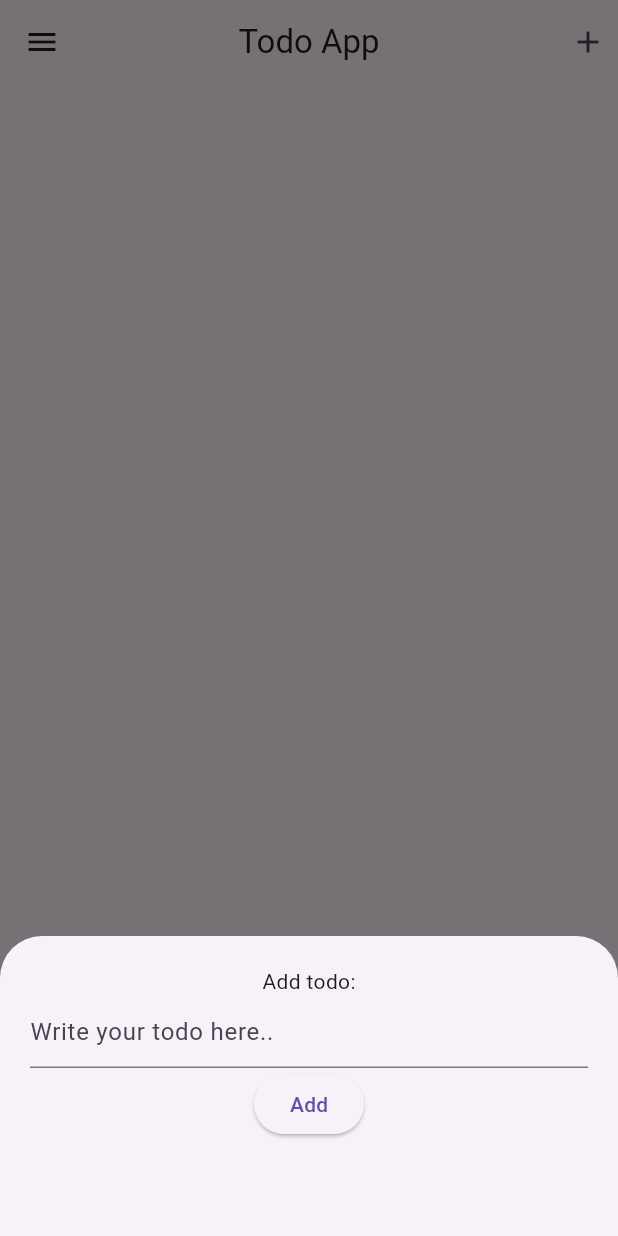
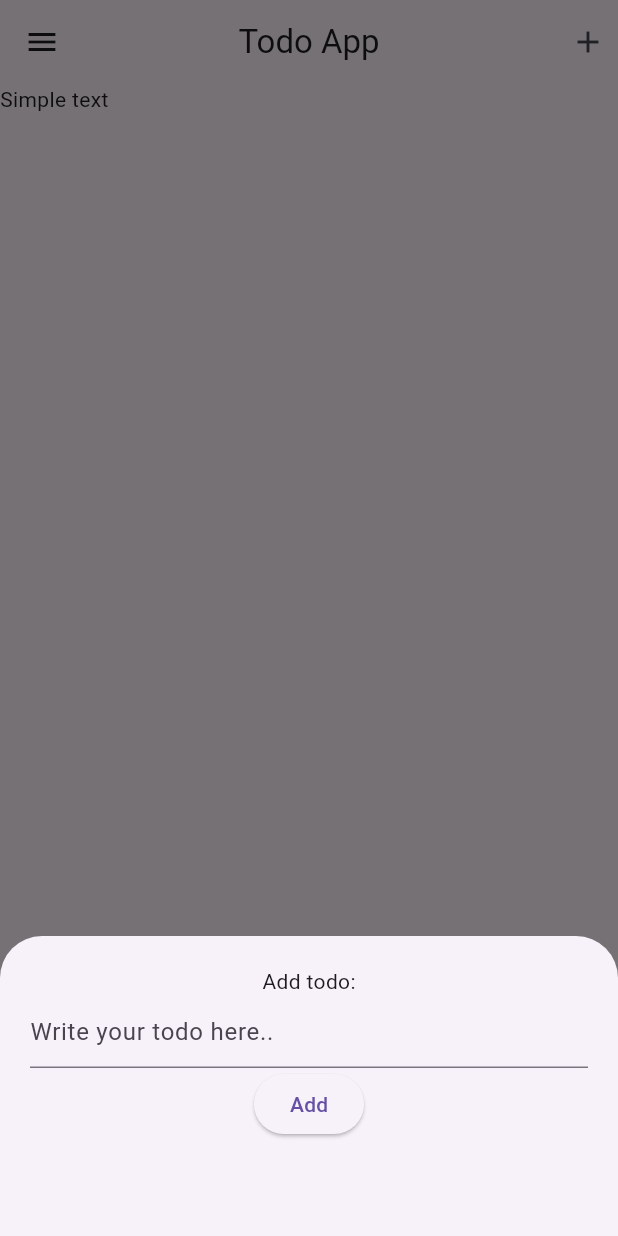
Before and after one commit to Shafia3/Todo_App, a Flutter app: the screen it shows after launch, after a tap on the "add" icon, on a phone screen of 412 x 824 dp. Run offline on Flutter 3.47's test engine with Material 3 defaults, Android fonts, the phone set to English and light mode, and no system bars.

Commit message:
Dyanamic text

```diff
--- a/lib/mainscreen.dart
+++ b/lib/mainscreen.dart
@@ -9,6 +9,12 @@ class MainScreen extends StatefulWidget {
 }
 
 class _MainScreenState extends State<MainScreen> {
+  String text ="Simple text";
+  void changeText(){
+setState(() {
+  text="Hello Wold";
+});
+  }
   @override
   Widget build(BuildContext context) {
     return Scaffold(
@@ -49,7 +55,9 @@ child: AddToDo(),
           )
         ],
       ),
-
+      body: Container(
+        child: Text("$text"),
+      ),
 
     );
   }
```
